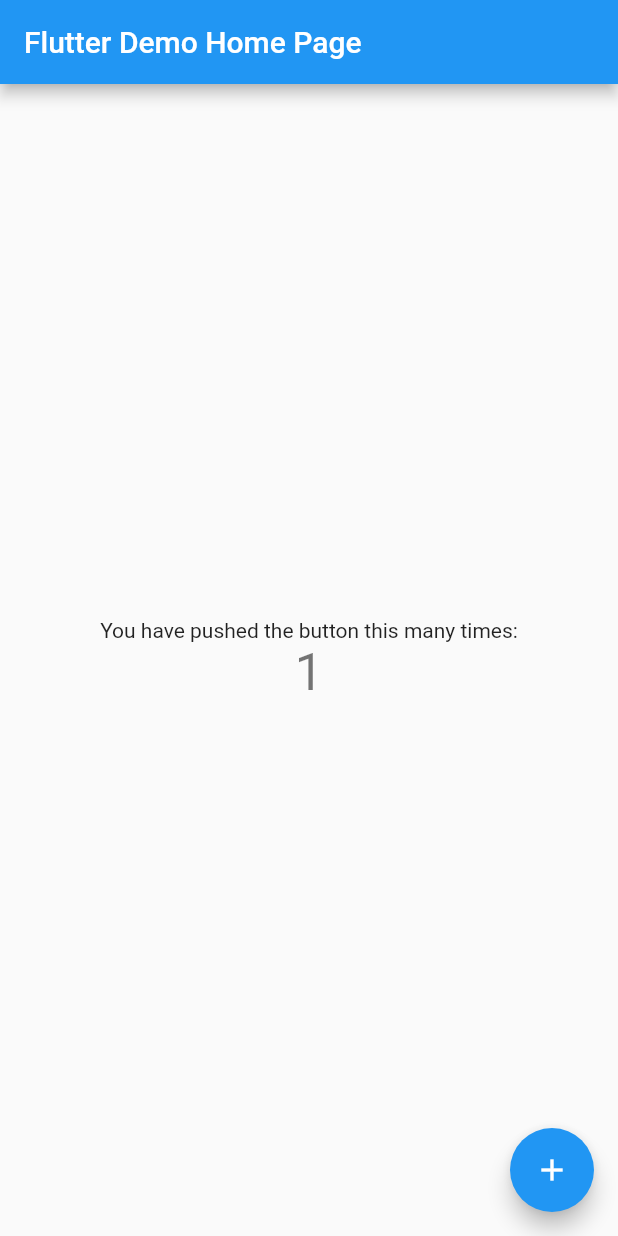
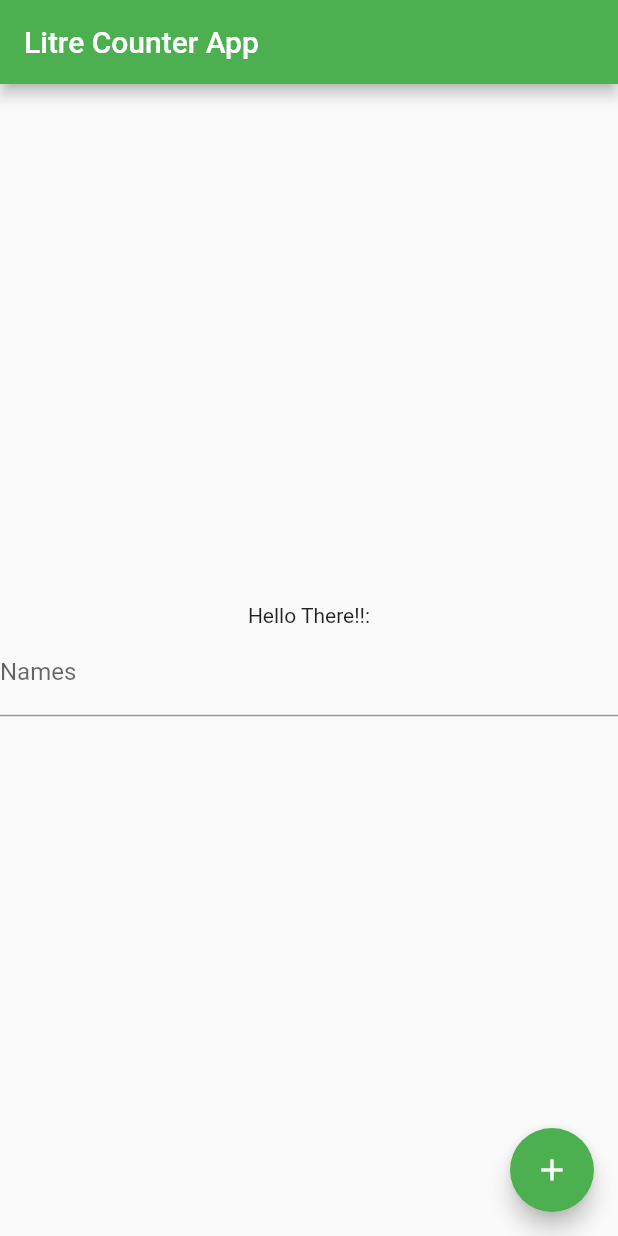
Before and after one commit to niyomozey/station, a Flutter app: the screen it shows after launch, after a tap on the "add" icon, on a phone screen of 412 x 824 dp. Run offline on Flutter 3.47's test engine with Material 2 defaults, Android fonts, the phone set to English and light mode, and no system bars.

Commit message:
second commit

```diff
--- a/lib/main.dart
+++ b/lib/main.dart
@@ -1,4 +1,5 @@
 import 'package:flutter/material.dart';
+import 'package:flutter/services.dart';
 
 void main() {
   runApp(const MyApp());
@@ -6,40 +7,21 @@
 
 class MyApp extends StatelessWidget {
   const MyApp({super.key});
-
   // This widget is the root of your application.
   @override
   Widget build(BuildContext context) {
     return MaterialApp(
-      title: 'Flutter Demo',
+      title: 'Litre Counter App',
       theme: ThemeData(
-        // This is the theme of your application.
-        //
-        // Try running your application with "flutter run". You'll see the
-        // application has a blue toolbar. Then, without quitting the app, try
-        // changing the primarySwatch below to Colors.green and then invoke
-        // "hot reload" (press "r" in the console where you ran "flutter run",
-        // or simply save your changes to "hot reload" in a Flutter IDE).
-        // Notice that the counter didn't reset back to zero; the application
-        // is not restarted.
-        primarySwatch: Colors.blue,
+        primarySwatch: Colors.green,
       ),
-      home: const MyHomePage(title: 'Flutter Demo Home Page'),
+      home: const MyHomePage(title: 'Litre Counter App'),
     );
   }
 }
 
 class MyHomePage extends StatefulWidget {
   const MyHomePage({super.key, required this.title});
-
-  // This widget is the home page of your application. It is stateful, meaning
-  // that it has a State object (defined below) that contains fields that affect
-  // how it looks.
-
-  // This class is the configuration for the state. It holds the values (in this
-  // case the title) provided by the parent (in this case the App widget) and
-  // used by the build method of the State. Fields in a Widget subclass are
-  // always marked "final".
 
   final String title;
 
@@ -48,65 +30,35 @@
 }
 
 class _MyHomePageState extends State<MyHomePage> {
-  int _counter = 0;
-
-  void _incrementCounter() {
-    setState(() {
-      // This call to setState tells the Flutter framework that something has
-      // changed in this State, which causes it to rerun the build method below
-      // so that the display can reflect the updated values. If we changed
-      // _counter without calling setState(), then the build method would not be
-      // called again, and so nothing would appear to happen.
-      _counter++;
-    });
-  }
-
   @override
   Widget build(BuildContext context) {
-    // This method is rerun every time setState is called, for instance as done
-    // by the _incrementCounter method above.
-    //
-    // The Flutter framework has been optimized to make rerunning build methods
-    // fast, so that you can just rebuild anything that needs updating rather
-    // than having to individually change instances of widgets.
     return Scaffold(
       appBar: AppBar(
-        // Here we take the value from the MyHomePage object that was created by
-        // the App.build method, and use it to set our appbar title.
         title: Text(widget.title),
       ),
       body: Center(
-        // Center is a layout widget. It takes a single child and positions it
-        // in the middle of the parent.
         child: Column(
-          // Column is also a layout widget. It takes a list of children and
-          // arranges them vertically. By default, it sizes itself to fit its
-          // children horizontally, and tries to be as tall as its parent.
-          //
-          // Invoke "debug painting" (press "p" in the console, choose the
-          // "Toggle Debug Paint" action from the Flutter Inspector in Android
-          // Studio, or the "Toggle Debug Paint" command in Visual Studio Code)
-          // to see the wireframe for each widget.
-          //
-          // Column has various properties to control how it sizes itself and
-          // how it positions its children. Here we use mainAxisAlignment to
-          // center the children vertically; the main axis here is the vertical
-          // axis because Columns are vertical (the cross axis would be
-          // horizontal).
           mainAxisAlignment: MainAxisAlignment.center,
           children: <Widget>[
             const Text(
-              'You have pushed the button this many times:',
+              'Hello There!!:',
             ),
-            Text(
-              '$_counter',
-              style: Theme.of(context).textTheme.headlineMedium,
-            ),
+            TextFormField(
+              textAlign: TextAlign.center,
+              decoration: InputDecoration( labelText: 'Names'),
+              validator: (value){
+                if(value
+                    !=null)
+                {
+                  return "Fullname are required";
+                };
+              },
+            )
           ],
         ),
       ),
       floatingActionButton: FloatingActionButton(
-        onPressed: _incrementCounter,
+        onPressed: ()=>{},
         tooltip: 'Increment',
         child: const Icon(Icons.add),
       ), // This trailing comma makes auto-formatting nicer for build methods.
```
